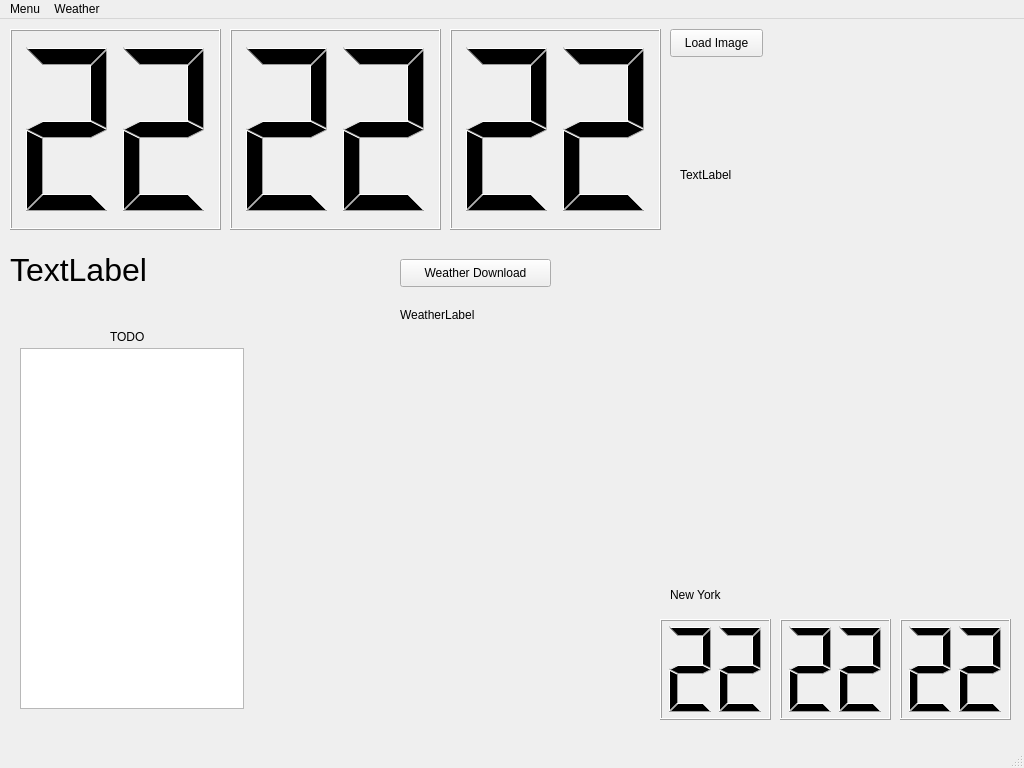
Qt form mainwindow.ui (thespriteowl/Lab04) before a commit.
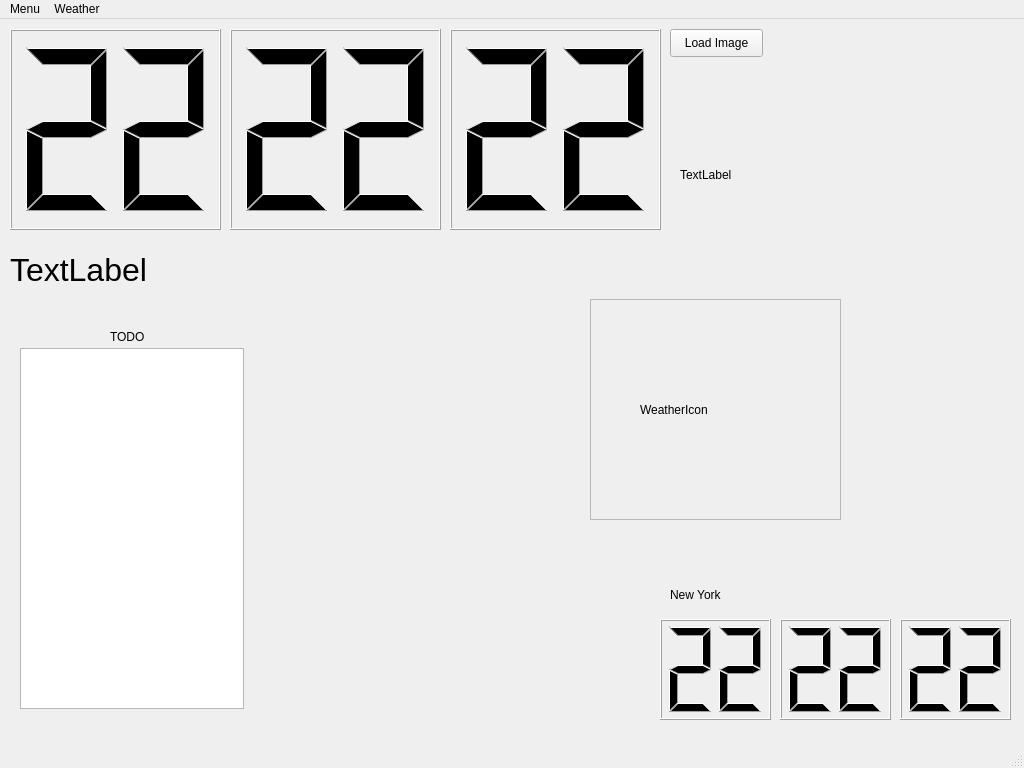
The same form after that commit.

What changed in the file:
```diff
--- a/mainwindow.ui
+++ b/mainwindow.ui
@@ -183,32 +183,6 @@
      <string>TextLabel</string>
     </property>
    </widget>
-   <widget class="QPushButton" name="weatherDownloadButton">
-    <property name="geometry">
-     <rect>
-      <x>400</x>
-      <y>240</y>
-      <width>151</width>
-      <height>28</height>
-     </rect>
-    </property>
-    <property name="text">
-     <string>Weather Download</string>
-    </property>
-   </widget>
-   <widget class="QLabel" name="weatherLabel">
-    <property name="geometry">
-     <rect>
-      <x>400</x>
-      <y>280</y>
-      <width>171</width>
-      <height>31</height>
-     </rect>
-    </property>
-    <property name="text">
-     <string>WeatherLabel</string>
-    </property>
-   </widget>
    <widget class="QLabel" name="label_2">
     <property name="geometry">
      <rect>
@@ -222,6 +196,38 @@
      <string>TODO</string>
     </property>
    </widget>
+   <widget class="QFrame" name="frame">
+    <property name="geometry">
+     <rect>
+      <x>590</x>
+      <y>280</y>
+      <width>251</width>
+      <height>221</height>
+     </rect>
+    </property>
+    <property name="frameShape">
+     <enum>QFrame::StyledPanel</enum>
+    </property>
+    <property name="frameShadow">
+     <enum>QFrame::Raised</enum>
+    </property>
+    <widget class="QLabel" name="weatherIconLabel">
+     <property name="geometry">
+      <rect>
+       <x>50</x>
+       <y>60</y>
+       <width>101</width>
+       <height>101</height>
+      </rect>
+     </property>
+     <property name="text">
+      <string>WeatherIcon</string>
+     </property>
+     <property name="scaledContents">
+      <bool>true</bool>
+     </property>
+    </widget>
+   </widget>
   </widget>
   <widget class="QMenuBar" name="menubar">
    <property name="geometry">
```
Left out of the diff: 6 changed lines with no effect on the pictures.
